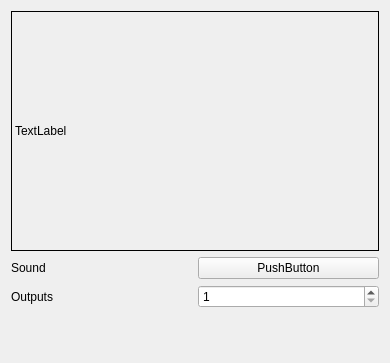
Before: the Qt Designer form story-editor/src/media-node.ui in arabine/open-story-teller, drawn with Qt 5.
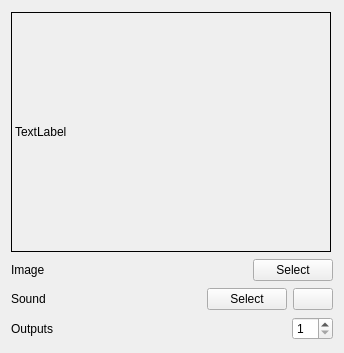
After: the same form once the commit is applied. Icons and pictures are not drawn.

```diff
--- a/story-editor/src/media-node.ui
+++ b/story-editor/src/media-node.ui
@@ -6,8 +6,8 @@
    <rect>
     <x>0</x>
     <y>0</y>
-    <width>390</width>
-    <height>363</height>
+    <width>344</width>
+    <height>353</height>
    </rect>
   </property>
   <property name="windowTitle">
@@ -16,6 +16,12 @@
   <layout class="QVBoxLayout" name="verticalLayout">
    <item>
     <widget class="QLabel" name="image">
+     <property name="sizePolicy">
+      <sizepolicy hsizetype="Fixed" vsizetype="Fixed">
+       <horstretch>0</horstretch>
+       <verstretch>0</verstretch>
+      </sizepolicy>
+     </property>
      <property name="minimumSize">
       <size>
        <width>320</width>
@@ -30,6 +36,37 @@
      </property>
     </widget>
    </item>
+   <item>
+    <layout class="QHBoxLayout" name="horizontalLayout_3">
+     <item>
+      <widget class="QLabel" name="label">
+       <property name="text">
+        <string>Image</string>
+       </property>
+      </widget>
+     </item>
+     <item>
+      <spacer name="horizontalSpacer">
+       <property name="orientation">
+        <enum>Qt::Horizontal</enum>
+       </property>
+       <property name="sizeHint" stdset="0">
+        <size>
+         <width>40</width>
+         <height>20</height>
+        </size>
+       </property>
+      </spacer>
+     </item>
+     <item>
+      <widget class="QPushButton" name="selectImageButton">
+       <property name="text">
+        <string>Select</string>
+       </property>
+      </widget>
+     </item>
+    </layout>
+   </item>
    <item>
     <layout class="QHBoxLayout" name="horizontalLayout">
      <item>
@@ -40,9 +77,30 @@
       </widget>
      </item>
      <item>
-      <widget class="QPushButton" name="pushButton">
+      <spacer name="horizontalSpacer_2">
+       <property name="orientation">
+        <enum>Qt::Horizontal</enum>
+       </property>
+       <property name="sizeHint" stdset="0">
+        <size>
+         <width>40</width>
+         <height>20</height>
+        </size>
+       </property>
+      </spacer>
+     </item>
+     <item>
+      <widget class="QPushButton" name="selectSoundButton">
        <property name="text">
-        <string>PushButton</string>
+        <string>Select</string>
+       </property>
+      </widget>
+     </item>
+     <item>
+      <widget class="QPushButton" name="pushButton_4">
+       <property name="icon">
+        <iconset resource="ost-editor.qrc">
+         <normaloff>:/assets/play-circle.png</normaloff>:/assets/play-circle.png</iconset>
        </property>
       </widget>
      </item>
@@ -57,6 +115,19 @@
        </property>
       </widget>
      </item>
+     <item>
+      <spacer name="horizontalSpacer_3">
+       <property name="orientation">
+        <enum>Qt::Horizontal</enum>
+       </property>
+       <property name="sizeHint" stdset="0">
+        <size>
+         <width>40</width>
+         <height>20</height>
+        </size>
+       </property>
+      </spacer>
+     </item>
      <item>
       <widget class="QSpinBox" name="spinBox">
        <property name="minimum">
@@ -66,19 +137,6 @@
      </item>
     </layout>
    </item>
-   <item>
-    <spacer name="verticalSpacer">
-     <property name="orientation">
-      <enum>Qt::Vertical</enum>
-     </property>
-     <property name="sizeHint" stdset="0">
-      <size>
-       <width>20</width>
-       <height>35</height>
-      </size>
-     </property>
-    </spacer>
-   </item>
   </layout>
  </widget>
  <resources/>
```
Left out of the diff: 4 changed lines with no effect on the pictures.
